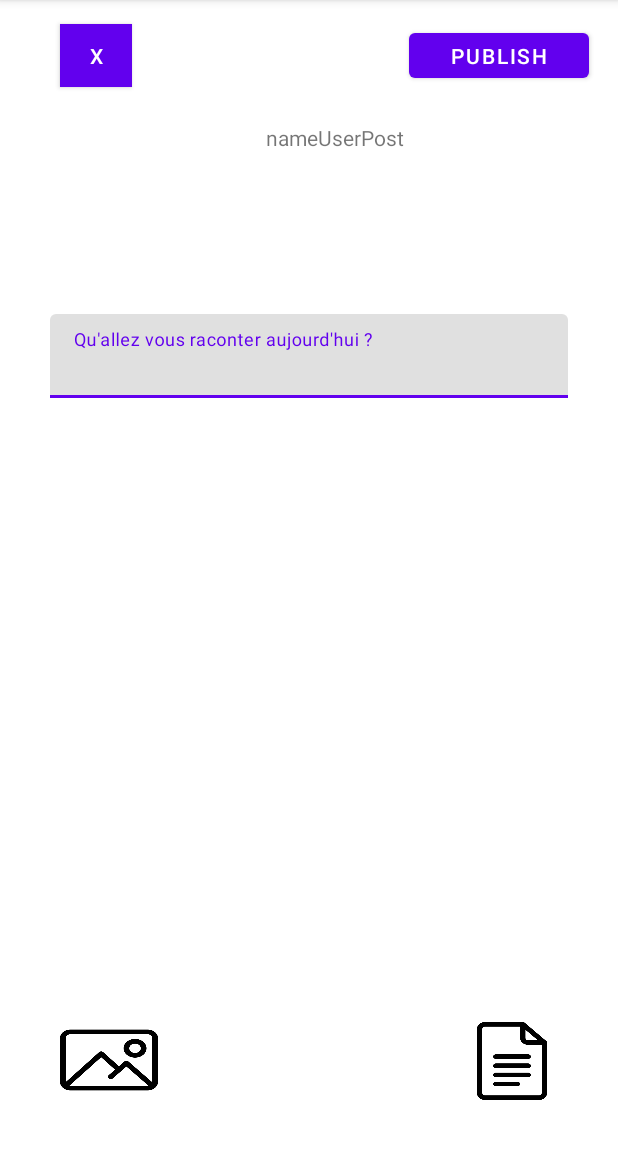
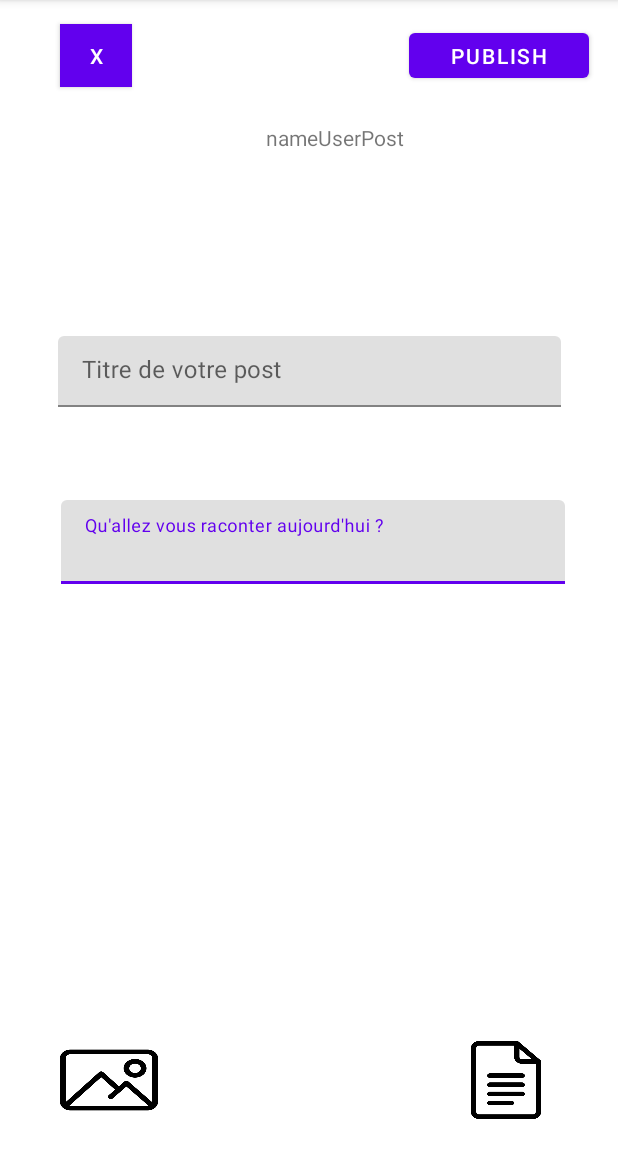
Before and after one commit to Francois238/IsenSocialNetwork, an Android app: the CreatePostActivity screen opened directly, with no data from a screen before it, after a tap on "PUBLISH", on a phone screen of 412 x 824 dp, the part 84-1236 px from its top. Run offline under Robolectric (Android 15) with nearby library versions, the phone set to English and light mode, and no system bars; our stand-ins replace Firebase (no records; nobody signed in at launch, a user with empty details on screens opened directly).

Commit message:
"on obtient la liste des posts et selectionner une image"

```diff
--- a/app/src/main/AndroidManifest.xml
+++ b/app/src/main/AndroidManifest.xml
@@ -1,6 +1,10 @@
 <?xml version="1.0" encoding="utf-8"?>
 <manifest xmlns:android="http://schemas.android.com/apk/res/android"
     xmlns:tools="http://schemas.android.com/tools">
+
+    <uses-permission android:name="android.permission.CAMERA" />
+    <uses-permission android:name="android.permission.WRITE_EXTERNAL_STORAGE"/>
+    <uses-permission android:name="android.permission.READ_EXTERNAL_STORAGE"/>
 
     <application
         android:allowBackup="true"
--- a/app/src/main/java/fr/isen/lesnullos/isensocialnetwork/CreatePostActivity.kt
+++ b/app/src/main/java/fr/isen/lesnullos/isensocialnetwork/CreatePostActivity.kt
@@ -1,34 +1,110 @@
 package fr.isen.lesnullos.isensocialnetwork
 
+import android.annotation.SuppressLint
+import android.content.Intent
+import android.graphics.Bitmap
+import android.graphics.BitmapFactory
+import android.net.Uri
 import androidx.appcompat.app.AppCompatActivity
 import android.os.Bundle
+import android.os.Environment
+import android.provider.MediaStore
+import android.widget.ImageView
+import android.widget.Toast
+import com.google.android.material.textfield.TextInputEditText
 import com.google.firebase.database.ktx.database
 import com.google.firebase.ktx.Firebase
 import fr.isen.lesnullos.isensocialnetwork.databinding.ActivityCreatePostBinding
 import fr.isen.lesnullos.isensocialnetwork.model.Post
+import java.io.File
+import java.io.FileOutputStream
 
 class CreatePostActivity : AppCompatActivity() {
     private lateinit var binding: ActivityCreatePostBinding
+    private lateinit var imageViewPost : ImageView
+    var errorEditText: TextInputEditText? = null
+    val requestSelectedImage = 1
+    @SuppressLint("MissingInflatedId")
     override fun onCreate(savedInstanceState: Bundle?) {
         super.onCreate(savedInstanceState)
 
         binding = ActivityCreatePostBinding.inflate(layoutInflater)
-
         setContentView(binding.root)
 
+        //recuperer le nom et la photo du user qui post
+
+        //recuperer le texte et le title user
+        val text = binding.texteInputPost.text.toString()
+        val title = binding.titlePost.text.toString()
+
         binding.publishButtonPost.setOnClickListener {
-            //je veux recuperer le champ texte
-            val text = binding.texteInputPost.text
+            publishPost(text,title)
+            Toast.makeText( applicationContext, "Post published", Toast.LENGTH_SHORT).show()
+        }
 
-            val database = Firebase.database
-            val myRef = database.getReference("post")
+        //bouton quitter -> retour sur fil
+        binding.quittePost.setOnClickListener {
+            Toast.makeText( applicationContext, "Home", Toast.LENGTH_SHORT).show()
+            val intent = Intent(this, WallActivity::class.java)
+            startActivity(intent)
+        }
+
+        binding.imageDocPost.setOnClickListener {
+            //one day maybe...
+        }
 
 
-            myRef.push().setValue(Post(text.toString()))
-
-
+        binding.imagePicturePost.setOnClickListener {
+            dispatchSelectPictureIntent()
         }
 
     }
+    @Deprecated("Deprecated in Java")
+    override fun onActivityResult(requestCode: Int, resultCode: Int, data: Intent?) {
+        super.onActivityResult(requestCode, resultCode, data)
+        if (requestCode == requestSelectedImage && resultCode == RESULT_OK && data != null) {
+            val selectedImageUri = data.data
 
+            if (selectedImageUri != null) {
+                saveSelectedImageToFile(selectedImageUri)
+                displaySavedImage()
+            }
+        }
+    }
+    private fun dispatchSelectPictureIntent() {
+        val selectPictureIntent = Intent(Intent.ACTION_PICK, MediaStore.Images.Media.EXTERNAL_CONTENT_URI)
+        if (selectPictureIntent.resolveActivity(packageManager) != null) {
+            selectPictureIntent.type="image/*"
+            startActivityForResult(selectPictureIntent, requestSelectedImage)
+        }
+    }
+    private fun saveSelectedImageToFile(selectedImageUri: Uri) {
+        val inputStream = contentResolver.openInputStream(selectedImageUri)
+        val imageBitmap = BitmapFactory.decodeStream(inputStream)
+        inputStream?.close()
+
+        val directory = getExternalFilesDir(Environment.DIRECTORY_PICTURES)
+        val file = File(directory, "selected_image.jpg")
+        val outputStream = FileOutputStream(file)
+        imageBitmap.compress(Bitmap.CompressFormat.JPEG, 100, outputStream)
+        outputStream.flush()
+        outputStream.close()
+    }
+    private fun displaySavedImage() {
+        val directory = getExternalFilesDir(Environment.DIRECTORY_PICTURES)
+        val file = File(directory, "selected_image.jpg")
+        if (file.exists()) {
+            val bitmap = BitmapFactory.decodeFile(file.absolutePath)
+            binding.imageViewPost.setImageBitmap(bitmap)
+        }
+    }
+
+    private fun publishPost(text:String, title: String) {
+        val database = Firebase.database
+        val myRef = database.getReference("postCreate")
+        data class StringData(val string1: String, val string2: String)
+        val stringData = StringData(text,title)
+
+        myRef.push().setValue(stringData)
+    }
 }
--- a/app/src/main/res/layout/activity_create_post.xml
+++ b/app/src/main/res/layout/activity_create_post.xml
@@ -60,25 +60,43 @@
         android:background="@drawable/picture"
         app:layout_constraintBottom_toBottomOf="parent"
         app:layout_constraintStart_toStartOf="parent"
+        app:layout_constraintTop_toBottomOf="@+id/imageViewPost"
+        app:layout_constraintVertical_bias="0.834" />
+
+    <ImageView
+        android:id="@+id/imageViewPost"
+        android:layout_width="266dp"
+        android:layout_height="116dp"
+        android:layout_weight="1"
+        app:layout_constraintBottom_toBottomOf="parent"
+        app:layout_constraintEnd_toEndOf="parent"
+        app:layout_constraintHorizontal_bias="0.496"
+        app:layout_constraintStart_toStartOf="parent"
         app:layout_constraintTop_toBottomOf="@+id/textInputLayout"
-        app:layout_constraintVertical_bias="0.466" />
+        app:layout_constraintVertical_bias="0.23"
+        tools:srcCompat="@tools:sample/avatars" />
 
     <com.google.android.material.textfield.TextInputLayout
         android:id="@+id/textInputLayout"
-        android:layout_width="345dp"
-        android:layout_height="440dp"
+        android:layout_width="336dp"
+        android:layout_height="83dp"
         android:layout_marginTop="44dp"
         app:layout_constraintBottom_toBottomOf="parent"
         app:layout_constraintEnd_toEndOf="parent"
+        app:layout_constraintHorizontal_bias="0.533"
         app:layout_constraintStart_toStartOf="parent"
         app:layout_constraintTop_toBottomOf="@+id/imageProfilPost"
-        app:layout_constraintVertical_bias="0.026">
+        app:layout_constraintVertical_bias="0.266">
 
         <com.google.android.material.textfield.TextInputEditText
             android:id="@+id/texteInputPost"
             android:layout_width="match_parent"
             android:layout_height="wrap_content"
-            android:hint="Qu'allez vous raconter aujourd'hui ?" />
+            android:hint="@string/qu_allez_vous_raconter_aujourd_hui"
+            app:counterEnabled="true"
+            app:counterMaxLength="500"
+            app:errorEnabled="true"
+            app:hintAnimationEnabled="false" />
 
     </com.google.android.material.textfield.TextInputLayout>
 
@@ -86,11 +104,31 @@
         android:id="@+id/imageDocPost"
         android:layout_width="61dp"
         android:layout_height="52dp"
-        android:layout_marginEnd="40dp"
+        android:layout_marginEnd="44dp"
         android:background="@drawable/doc"
         app:layout_constraintBottom_toBottomOf="parent"
         app:layout_constraintEnd_toEndOf="parent"
-        app:layout_constraintTop_toBottomOf="@+id/textInputLayout"
-        app:layout_constraintVertical_bias="0.483" />
+        app:layout_constraintTop_toBottomOf="@+id/imageViewPost"
+        app:layout_constraintVertical_bias="0.828" />
+
+    <com.google.android.material.textfield.TextInputLayout
+        android:layout_width="335dp"
+        android:layout_height="47dp"
+        app:layout_constraintBottom_toTopOf="@+id/textInputLayout"
+        app:layout_constraintEnd_toEndOf="parent"
+        app:layout_constraintStart_toStartOf="parent"
+        app:layout_constraintTop_toBottomOf="@+id/imageProfilPost">
+
+        <com.google.android.material.textfield.TextInputEditText
+            android:id="@+id/titlePost"
+            android:layout_width="match_parent"
+            android:layout_height="match_parent"
+            android:hint="@string/titre_de_votre_post"
+            app:hintAnimationEnabled="false"
+            app:counterEnabled="true"
+            app:counterMaxLength="60"
+            app:errorEnabled="true"/>
+
+    </com.google.android.material.textfield.TextInputLayout>
 
 </androidx.constraintlayout.widget.ConstraintLayout>
--- a/app/src/main/res/values/strings.xml
+++ b/app/src/main/res/values/strings.xml
@@ -1,3 +1,5 @@
 <resources>
     <string name="app_name">IsenSocialNetwork</string>
+    <string name="qu_allez_vous_raconter_aujourd_hui">Qu\'allez vous raconter aujourd\'hui ?</string>
+    <string name="titre_de_votre_post">Titre de votre post</string>
 </resources>
```
